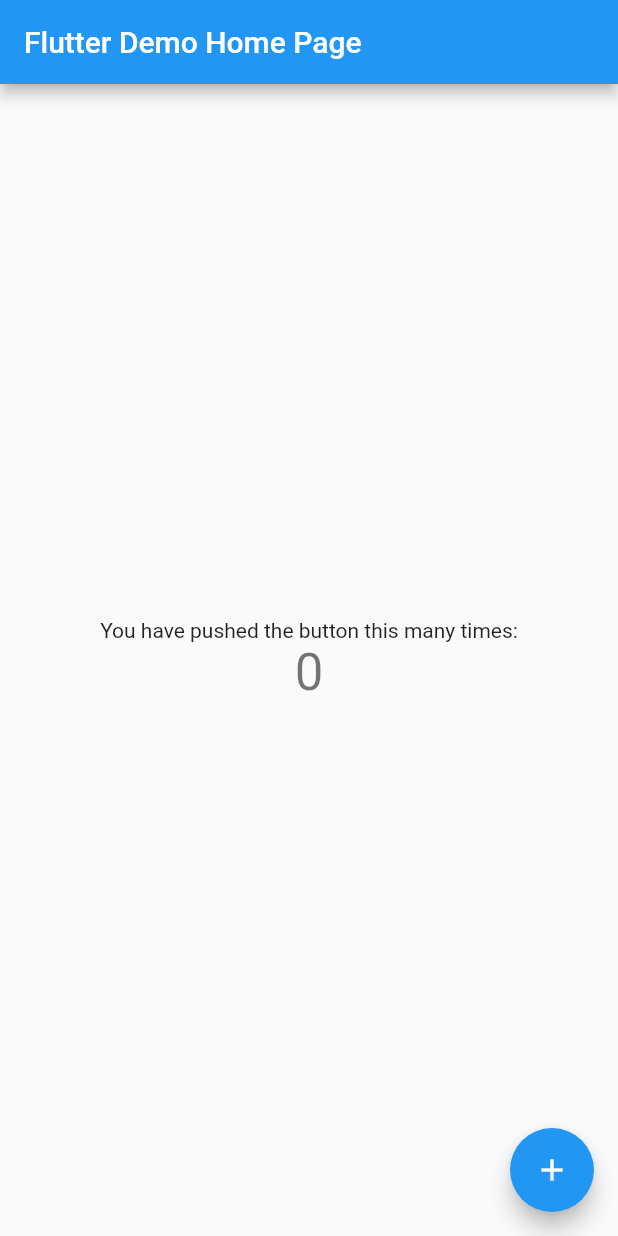
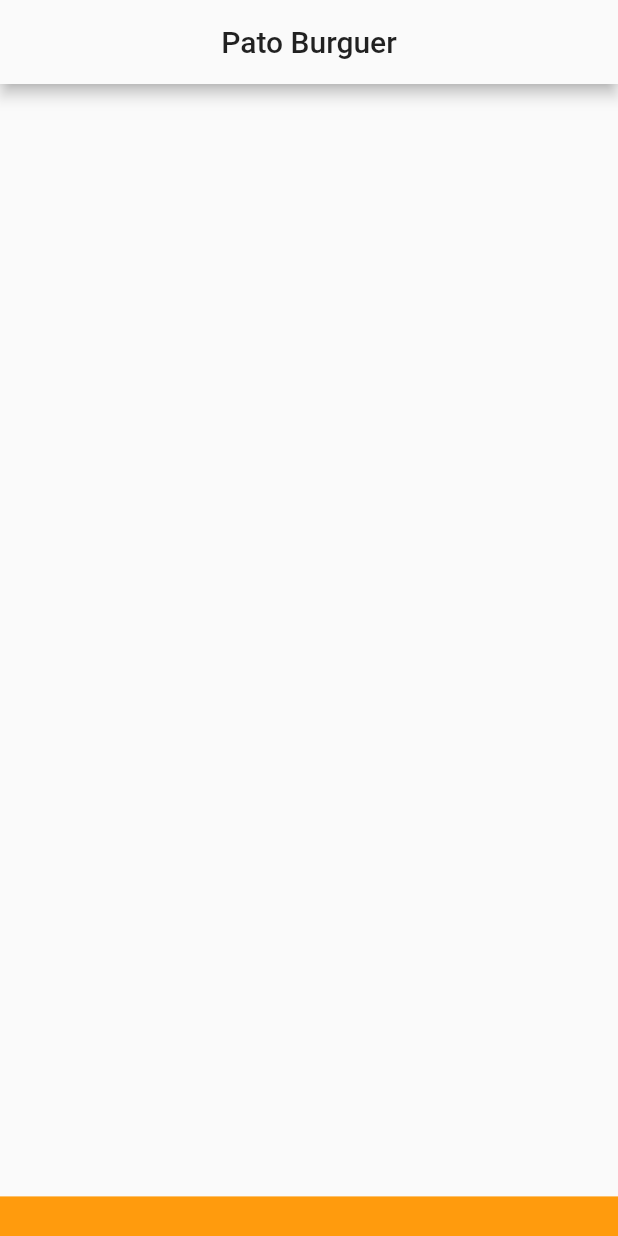
Before and after one commit to lutzzdias/Pato-Burguer, a Flutter app: the screen it shows after launch, on a phone screen of 412 x 824 dp. Run offline on Flutter 3.47's test engine with Material 2 defaults, Android fonts, the phone set to English and light mode, and no system bars; our stand-ins replace google_fonts.

Commit message:
Adicionado o arquivo dart com as imagens

```diff
--- a/lib/main.dart
+++ b/lib/main.dart
@@ -1,115 +1,19 @@
 import 'package:flutter/material.dart';
+import 'package:flutter/widgets.dart';
+import 'package:pato_burguer/modules/inical/inicial_page.dart';
+import 'package:pato_burguer/shared/themes/app_colors.dart';
 
-void main() {
-  runApp(const MyApp());
+void main(){
+  runApp(AppWidget());
 }
 
-class MyApp extends StatelessWidget {
-  const MyApp({Key? key}) : super(key: key);
-
-  // This widget is the root of your application.
+class AppWidget extends StatelessWidget{
   @override
   Widget build(BuildContext context) {
     return MaterialApp(
-      title: 'Flutter Demo',
-      theme: ThemeData(
-        // This is the theme of your application.
-        //
-        // Try running your application with "flutter run". You'll see the
-        // application has a blue toolbar. Then, without quitting the app, try
-        // changing the primarySwatch below to Colors.green and then invoke
-        // "hot reload" (press "r" in the console where you ran "flutter run",
-        // or simply save your changes to "hot reload" in a Flutter IDE).
-        // Notice that the counter didn't reset back to zero; the application
-        // is not restarted.
-        primarySwatch: Colors.blue,
-      ),
-      home: const MyHomePage(title: 'Flutter Demo Home Page'),
+      title: 'Pato Burguer',
+      theme: ThemeData(primaryColor: AppColors.white),
+      home: InicialPage(),
     );
   }
 }
-
-class MyHomePage extends StatefulWidget {
-  const MyHomePage({Key? key, required this.title}) : super(key: key);
-
-  // This widget is the home page of your application. It is stateful, meaning
-  // that it has a State object (defined below) that contains fields that affect
-  // how it looks.
-
-  // This class is the configuration for the state. It holds the values (in this
-  // case the title) provided by the parent (in this case the App widget) and
-  // used by the build method of the State. Fields in a Widget subclass are
-  // always marked "final".
-
-  final String title;
-
-  @override
-  State<MyHomePage> createState() => _MyHomePageState();
-}
-
-class _MyHomePageState extends State<MyHomePage> {
-  int _counter = 0;
-
-  void _incrementCounter() {
-    setState(() {
-      // This call to setState tells the Flutter framework that something has
-      // changed in this State, which causes it to rerun the build method below
-      // so that the display can reflect the updated values. If we changed
-      // _counter without calling setState(), then the build method would not be
-      // called again, and so nothing would appear to happen.
-      _counter++;
-    });
-  }
-
-  @override
-  Widget build(BuildContext context) {
-    // This method is rerun every time setState is called, for instance as done
-    // by the _incrementCounter method above.
-    //
-    // The Flutter framework has been optimized to make rerunning build methods
-    // fast, so that you can just rebuild anything that needs updating rather
-    // than having to individually change instances of widgets.
-    return Scaffold(
-      appBar: AppBar(
-        // Here we take the value from the MyHomePage object that was created by
-        // the App.build method, and use it to set our appbar title.
-        title: Text(widget.title),
-      ),
-      body: Center(
-        // Center is a layout widget. It takes a single child and positions it
-        // in the middle of the parent.
-        child: Column(
-          // Column is also a layout widget. It takes a list of children and
-          // arranges them vertically. By default, it sizes itself to fit its
-          // children horizontally, and tries to be as tall as its parent.
-          //
-          // Invoke "debug painting" (press "p" in the console, choose the
-          // "Toggle Debug Paint" action from the Flutter Inspector in Android
-          // Studio, or the "Toggle Debug Paint" command in Visual Studio Code)
-          // to see the wireframe for each widget.
-          //
-          // Column has various properties to control how it sizes itself and
-          // how it positions its children. Here we use mainAxisAlignment to
-          // center the children vertically; the main axis here is the vertical
-          // axis because Columns are vertical (the cross axis would be
-          // horizontal).
-          mainAxisAlignment: MainAxisAlignment.center,
-          children: <Widget>[
-            const Text(
-              'You have pushed the button this many times:',
-            ),
-            Text(
-              '$_counter',
-              style: Theme.of(context).textTheme.headline4,
-            ),
-          ],
-        ),
-      ),
-      floatingActionButton: FloatingActionButton(
-        onPressed: _incrementCounter,
-        tooltip: 'Increment',
-        child: const Icon(Icons.add),
-      ), // This trailing comma makes auto-formatting nicer for build methods.
-    );
-  }
-}
--- a/lib/modules/inical/inicial_page.dart
+++ b/lib/modules/inical/inicial_page.dart
@@ -0,0 +1,32 @@
+
+
+import 'package:flutter/material.dart';
+import 'package:pato_burguer/shared/themes/app_colors.dart';
+
+class InicialPage extends StatefulWidget{
+  InicialPage({Key? key}) : super(key: key);
+
+
+  @override
+  _InicialPageState createState() => _InicialPageState();
+}
+class _InicialPageState extends State<InicialPage> {
+  @override
+  Widget build(BuildContext context) {
+    final size = MediaQuery.of(context).size;
+    return Scaffold(
+      appBar: AppBar(
+        title: const Center(
+          child: Text('Pato Burguer')),
+        ),
+      backgroundColor: AppColors.orangeDark,
+      body: Stack(children: [
+        Container(
+          width: size.width,
+          height: size.height * 0.9,
+          color: AppColors.white,
+          ),
+      ],),
+    );
+  }
+}
--- /dev/null
+++ b/lib/shared/themes/app_images.dart
@@ -0,0 +1,36 @@
+class AppImages {
+  static const LogoPato = "assets/images/Logo_Pato_Burguer1_0_3_ final_vesion.png";
+  static const LogoLetras = "assets/images/Logo_letras.png";
+  static const Admin = "assets/images/administrador.png";
+  static const Cardapio = "assets/images/cardapio.png";
+  static const Coca = "assets/images/coca.png";
+  static const Combo = "assets/images/combo.svg";
+  static const Contato = "assets/images/contato.png";
+  static const Config = "assets/images/config.png";
+  static const Editar = "assets/images/editar.png";
+  static const Escaldente = "assets/images/escaldente.png";
+  static const Fries = "assets/images/fries.png";
+  static const Funcionarios = "assets/images/funcionarios.png";
+  static const Guarana = "assets/images/guarana.png";
+  static const IconeAppAdmin = "assets/images/icone_app_admin.png";
+  static const IconeAppUser = "assets/images/icone_app_user.png";
+  static const LogoPato2 = "assets/images/logo_pato_burguer.png";
+  static const Drink = "assets/images/noun_Drink_3815069.svg";
+  static const Hamburguer = "assets/images/noun_Hamburger_2077474.svg";
+  static const HomeIcon = "assets/images/noun_Home_3804013.svg";
+  static const TelephoneIcon = "assets/images/noun_Telephone_3824177.svg";
+  static const ComboHambrguer = "assets/images/noun_hamburger combo_958560.svg";
+  static const PatoApoiado = "assets/images/pato apoiado.png";
+  static const PatoApontando = "assets/images/pato apontando.png";
+  static const PatoBlusinha = "assets/images/pato de blusinha.png";
+  static const PatoDeOculos = "assets/images/pato pato.png";
+  static const PatoComPlaca = "assets/images/pato placa.png";
+  static const PatoBacon = "assets/images/pato-bacon.png";
+  static const PatoBaconSolo = "assets/images/pato-bacon_solo.png";
+  static const PatoCombo = "assets/images/pato-combo.png";
+  static const PatoFrango = "assets/images/pato-frango.png";
+  static const PatoGrelhado = "assets/images/pato-grelhado.png";
+  static const PatoChefeJoia = "assets/images/pato_joia_chapeu_chef.png";
+  static const PatoChefePlaca = "assets/images/pato_placa_chef.png";
+
+}
--- a/pubspec.yaml
+++ b/pubspec.yaml
@@ -59,10 +59,8 @@
   uses-material-design: true
 
   # To add assets to your application, add an assets section, like this:
-  # assets:
-  #   - images/a_dot_burr.jpeg
-  #   - images/a_dot_ham.jpeg
-
+  assets:
+   - assets/images/
   # An image asset can refer to one or more resolution-specific "variants", see
   # https://flutter.dev/assets-and-images/#resolution-aware.
 
```
Also changed, not shown: pubspec.lock, 1 other file.
